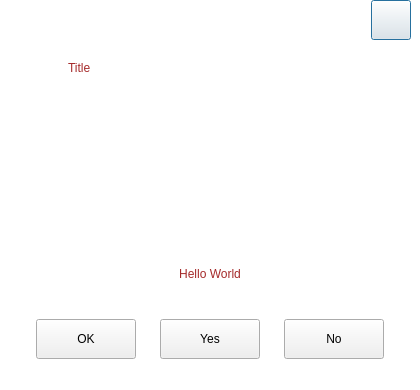
CPG19040/CPG19040, file CAI_PyQt/CAI_Student/UI/MessageBox.ui: the form before one commit.
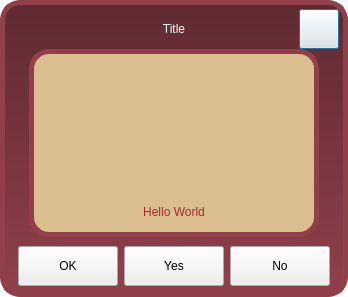
The form after the commit. Icons and pictures are not drawn.

```diff
--- a/CAI_PyQt/CAI_Student/UI/MessageBox.ui
+++ b/CAI_PyQt/CAI_Student/UI/MessageBox.ui
@@ -6,8 +6,8 @@
    <rect>
     <x>0</x>
     <y>0</y>
-    <width>420</width>
-    <height>390</height>
+    <width>348</width>
+    <height>297</height>
    </rect>
   </property>
   <property name="sizePolicy">
@@ -18,8 +18,8 @@
   </property>
   <property name="minimumSize">
    <size>
-    <width>420</width>
-    <height>390</height>
+    <width>348</width>
+    <height>297</height>
    </size>
   </property>
   <property name="maximumSize">
@@ -38,11 +38,15 @@
 }
 
 #widget { 
-	border-image: url(:/Images/Images/slab.png); 
+	border: 5px solid #91404b;
+	background: qlineargradient(x1:0, y1:0, x2:0, y2:1, stop:0 #5f2a31, stop:1 #91404b);;
+	border-radius: 20px;
 }
 
-#widget_2 { 
-	border-image: url(:/Images/Images/paper.svg); 
+#widget_body { 
+	border: 5px solid #91404b;
+	background: #dabe8f;
+	border-radius: 20px;
 	margin: 0px 20px 0px; 
 }
 
@@ -81,16 +85,16 @@
        <number>9</number>
       </property>
       <property name="topMargin">
-       <number>0</number>
+       <number>9</number>
       </property>
       <property name="rightMargin">
        <number>9</number>
       </property>
       <property name="bottomMargin">
-       <number>30</number>
+       <number>10</number>
       </property>
       <item>
-       <widget class="QWidget" name="widget_WindowsButtons" native="true">
+       <widget class="QWidget" name="widget_header" native="true">
         <property name="minimumSize">
          <size>
           <width>0</width>
@@ -117,17 +121,48 @@
           <number>0</number>
          </property>
          <item>
-          <spacer name="horizontalSpacer_13">
-           <property name="orientation">
-            <enum>Qt::Horizontal</enum>
+          <widget class="QWidget" name="widget_5" native="true">
+           <property name="minimumSize">
+            <size>
+             <width>40</width>
+             <height>40</height>
+            </size>
            </property>
-           <property name="sizeHint" stdset="0">
+           <property name="maximumSize">
             <size>
              <width>40</width>
-             <height>20</height>
+             <height>40</height>
             </size>
            </property>
-          </spacer>
+          </widget>
+         </item>
+         <item>
+          <widget class="QLabel" name="label_windowTitle">
+           <property name="minimumSize">
+            <size>
+             <width>0</width>
+             <height>35</height>
+            </size>
+           </property>
+           <property name="maximumSize">
+            <size>
+             <width>16777215</width>
+             <height>35</height>
+            </size>
+           </property>
+           <property name="styleSheet">
+            <string notr="true">#label_windowTitle {
+	font: 13pt &quot;Kissy Hugs&quot;; 
+	color: #fff;
+}</string>
+           </property>
+           <property name="text">
+            <string>Title</string>
+           </property>
+           <property name="alignment">
+            <set>Qt::AlignCenter</set>
+           </property>
+          </widget>
          </item>
          <item>
           <widget class="QPushButton" name="btnClose">
@@ -159,63 +194,26 @@
        </widget>
       </item>
       <item>
-       <widget class="QWidget" name="widget_2" native="true">
+       <widget class="QWidget" name="widget_body" native="true">
         <property name="styleSheet">
          <string notr="true"/>
         </property>
         <layout class="QVBoxLayout" name="verticalLayout_3">
+         <property name="spacing">
+          <number>0</number>
+         </property>
+         <property name="leftMargin">
+          <number>0</number>
+         </property>
          <property name="topMargin">
           <number>0</number>
          </property>
          <property name="rightMargin">
-          <number>9</number>
+          <number>0</number>
          </property>
-         <item>
-          <widget class="QWidget" name="widget_4" native="true">
-           <layout class="QHBoxLayout" name="horizontalLayout_4">
-            <property name="spacing">
-             <number>0</number>
-            </property>
-            <property name="leftMargin">
-             <number>50</number>
-            </property>
-            <property name="topMargin">
-             <number>0</number>
-            </property>
-            <property name="rightMargin">
-             <number>50</number>
-            </property>
-            <property name="bottomMargin">
-             <number>0</number>
-            </property>
-            <item>
-             <widget class="QLabel" name="label_windowTitle">
-              <property name="minimumSize">
-               <size>
-                <width>0</width>
-                <height>35</height>
-               </size>
-              </property>
-              <property name="maximumSize">
-               <size>
-                <width>16777215</width>
-                <height>35</height>
-               </size>
-              </property>
-              <property name="styleSheet">
-               <string notr="true">#label_windowTitle {
-	font: 13pt &quot;Kissy Hugs&quot;; 
-	color: Brown;
-}</string>
-              </property>
-              <property name="text">
-               <string>Title</string>
-              </property>
-             </widget>
-            </item>
-           </layout>
-          </widget>
-         </item>
+         <property name="bottomMargin">
+          <number>0</number>
+         </property>
          <item>
           <widget class="QWidget" name="widget_3" native="true">
            <layout class="QHBoxLayout" name="horizontalLayout">
```
